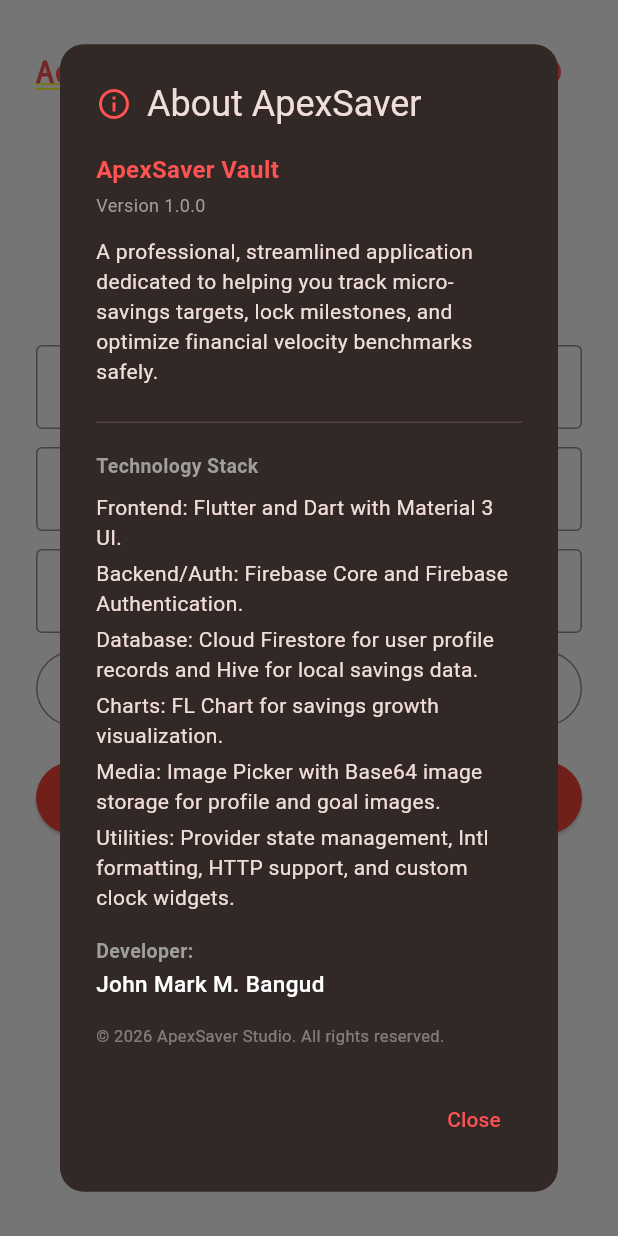
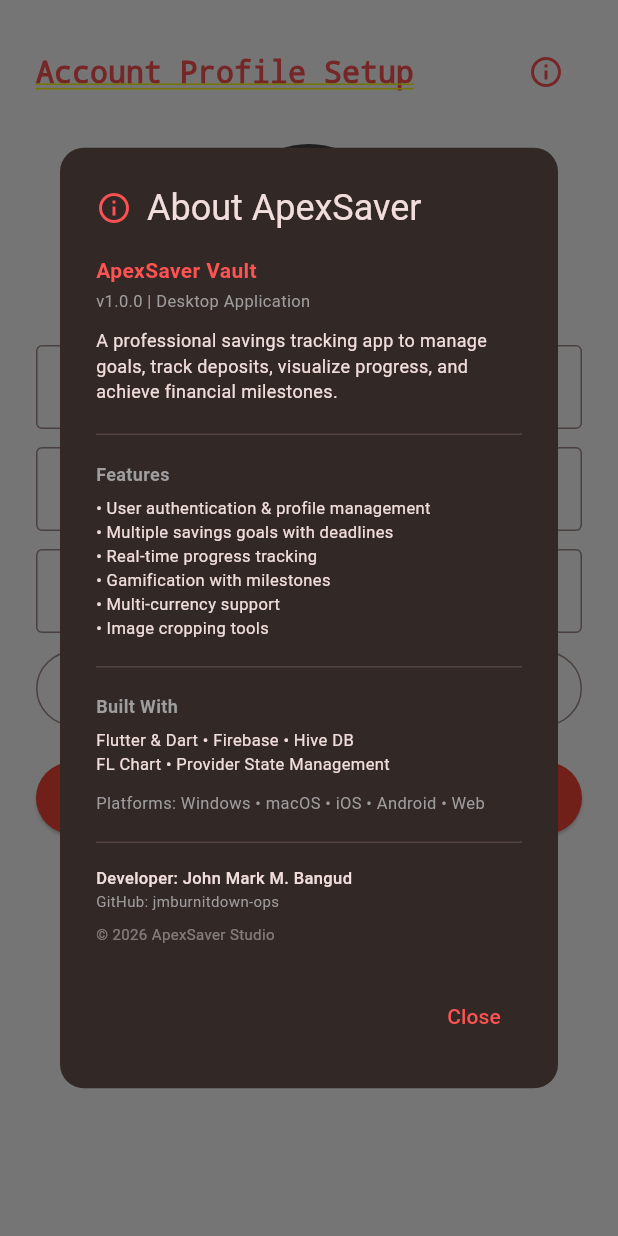
Before and after one commit to jmburnitdown-ops/savings_tracker, a Flutter app: the ProfileInspector screen opened directly, after a tap on the "info outline" icon, on a phone screen of 412 x 824 dp. Run offline on Flutter 3.47's test engine with Material 3 defaults, Android fonts, the phone set to English and light mode, and no system bars; our stand-ins replace cloud_firestore, firebase_auth, firebase_core, fl_chart, hive_flutter, image_picker; missing offline and left inert: flutter_analog_clock; accounts and stored records are empty; network calls fail; statements that could not run were skipped.

Commit message:
fix: Make About dialog scrollable and optimize layout for desktop app

```diff
--- a/lib/widgets/profile_inspector.dart
+++ b/lib/widgets/profile_inspector.dart
@@ -90,38 +90,39 @@
             Text('About ApexSaver'),
           ],
         ),
-        content: const Column(
-          mainAxisSize: MainAxisSize.min,
-          crossAxisAlignment: CrossAxisAlignment.start,
-          children: [
-            Text('ApexSaver Vault', style: TextStyle(fontWeight: FontWeight.bold, fontSize: 16, color: Colors.redAccent)),
-            SizedBox(height: 4),
-            Text('Version 1.0.0', style: TextStyle(color: Colors.grey, fontSize: 12)),
-            SizedBox(height: 12),
-            Text('A professional, streamlined application dedicated to helping you track micro-savings targets, lock milestones, and optimize financial velocity benchmarks safely.'),
-            SizedBox(height: 16),
-            Divider(),
-            SizedBox(height: 12),
-            Text('Technology Stack', style: TextStyle(fontWeight: FontWeight.bold, color: Colors.grey, fontSize: 13)),
-            SizedBox(height: 8),
-            Text('Frontend: Flutter and Dart with Material 3 UI.'),
-            SizedBox(height: 4),
-            Text('Backend/Auth: Firebase Core and Firebase Authentication.'),
-            SizedBox(height: 4),
-            Text('Database: Cloud Firestore for user profile records and Hive for local savings data.'),
-            SizedBox(height: 4),
-            Text('Charts: FL Chart for savings growth visualization.'),
-            SizedBox(height: 4),
-            Text('Media: Image Picker with Base64 image storage for profile and goal images.'),
-            SizedBox(height: 4),
-            Text('Utilities: Provider state management, Intl formatting, HTTP support, and custom clock widgets.'),
-            SizedBox(height: 16),
-            Text('Developer:', style: TextStyle(fontWeight: FontWeight.bold, color: Colors.grey, fontSize: 13)),
-            SizedBox(height: 2),
-            Text('John Mark M. Bangud', style: TextStyle(fontWeight: FontWeight.w500, fontSize: 15, color: Colors.white)),
-            SizedBox(height: 16),
-            Text('© 2026 ApexSaver Studio. All rights reserved.', style: TextStyle(color: Colors.white38, fontSize: 11)),
-          ],
+        content: SingleChildScrollView(
+          child: Column(
+            mainAxisSize: MainAxisSize.min,
+            crossAxisAlignment: CrossAxisAlignment.start,
+            children: [
+              const Text('ApexSaver Vault', style: TextStyle(fontWeight: FontWeight.bold, fontSize: 14, color: Colors.redAccent)),
+              const SizedBox(height: 2),
+              const Text('v1.0.0 | Desktop Application', style: TextStyle(color: Colors.grey, fontSize: 11)),
+              const SizedBox(height: 10),
+              const Text('A professional savings tracking app to manage goals, track deposits, visualize progress, and achieve financial milestones.', style: TextStyle(fontSize: 12)),
+              const SizedBox(height: 12),
+              const Divider(),
+              const SizedBox(height: 10),
+              const Text('Features', style: TextStyle(fontWeight: FontWeight.bold, fontSize: 12, color: Colors.grey)),
+              const SizedBox(height: 6),
+              const Text('• User authentication & profile management\n• Multiple savings goals with deadlines\n• Real-time progress tracking\n• Gamification with milestones\n• Multi-currency support\n• Image cropping tools', style: TextStyle(fontSize: 11)),
+              const SizedBox(height: 10),
+              const Divider(),
+              const SizedBox(height: 10),
+              const Text('Built With', style: TextStyle(fontWeight: FontWeight.bold, fontSize: 12, color: Colors.grey)),
+              const SizedBox(height: 6),
+              const Text('Flutter & Dart • Firebase • Hive DB\nFL Chart • Provider State Management', style: TextStyle(fontSize: 11)),
+              const SizedBox(height: 10),
+              const Text('Platforms: Windows • macOS • iOS • Android • Web', style: TextStyle(fontSize: 11, color: Colors.grey)),
+              const SizedBox(height: 10),
+              const Divider(),
+              const SizedBox(height: 8),
+              const Text('Developer: John Mark M. Bangud', style: TextStyle(fontWeight: FontWeight.w500, fontSize: 11)),
+              const Text('GitHub: jmburnitdown-ops', style: TextStyle(fontSize: 10, color: Colors.grey)),
+              const SizedBox(height: 8),
+              const Text('© 2026 ApexSaver Studio', style: TextStyle(fontSize: 10, color: Colors.white38)),
+            ],
+          ),
         ),
         actions: [
           TextButton(
```
